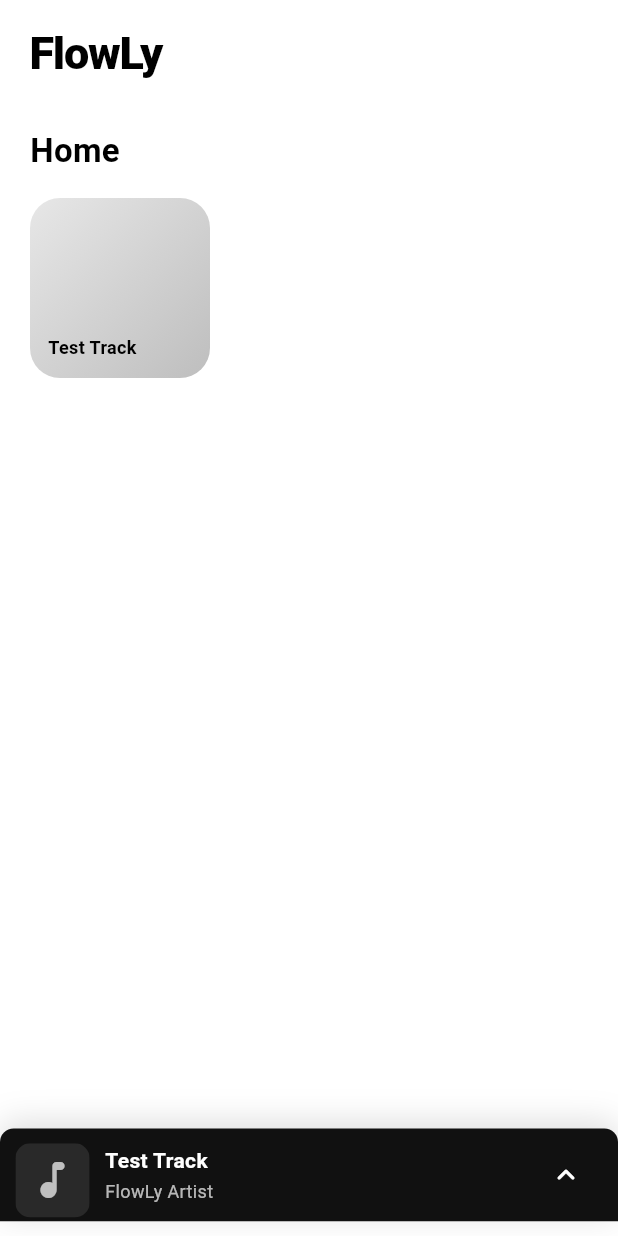
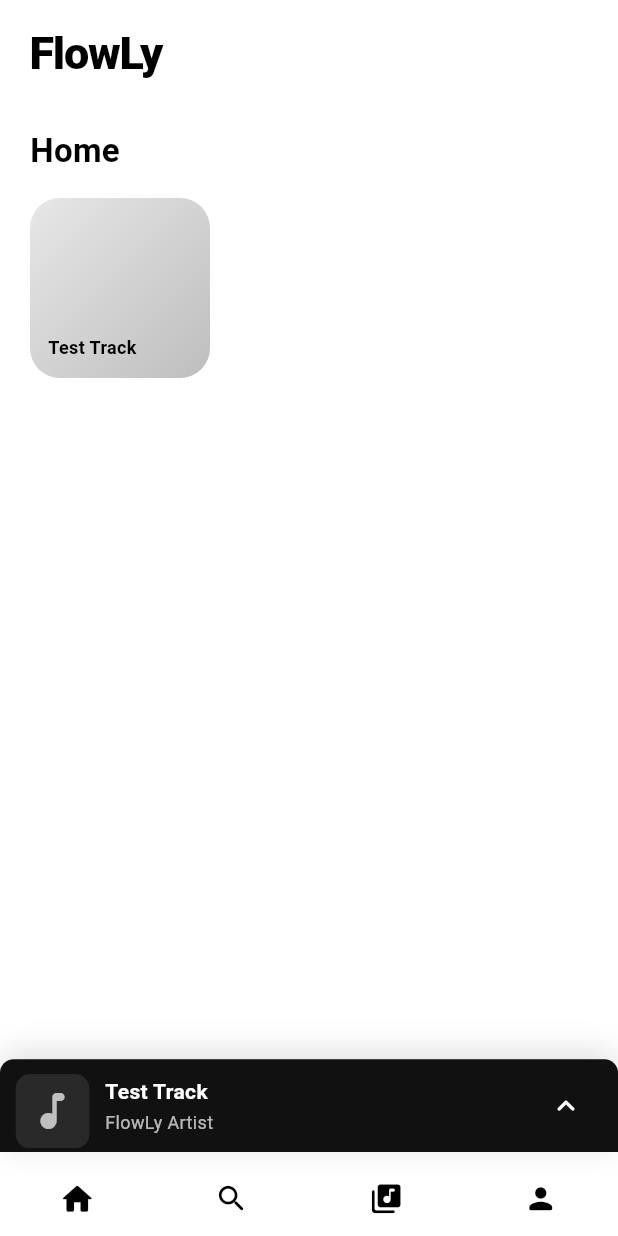
Before and after one commit to FrezzDEV/FlowLy-v1, a Flutter app: the screen it shows after launch, after a tap on "Test Track", on a phone screen of 412 x 824 dp. Run offline on Flutter 3.47's test engine with Material 3 defaults, Android fonts, the phone set to English and light mode, and no system bars.

```diff
--- a/lib/shared/widgets/draggable_view.dart
+++ b/lib/shared/widgets/draggable_view.dart
@@ -2,9 +2,16 @@ import 'package:flutter/material.dart';
 
 /// Responsive draggable player adapted from FrezzDEV/FlowLy.
 class DraggableView extends StatefulWidget {
-  const DraggableView({super.key, this.onOpenStateChanged});
+  const DraggableView({
+    super.key,
+    this.onOpenStateChanged,
+    this.onProgressChanged,
+    required this.mainBarHeight,
+  });
 
   final ValueChanged<bool>? onOpenStateChanged;
+  final ValueChanged<double>? onProgressChanged;
+  final double mainBarHeight;
 
   @override
   State<DraggableView> createState() => DraggableViewState();
@@ -14,7 +21,7 @@ class DraggableViewState extends State<DraggableView>
     with SingleTickerProviderStateMixin {
   static const double _miniFactor = 0.075;
   static const double _expandedFactor = 1.0;
-  static const double _miniLiftFactor = 0.012;
+  static const double _miniLiftFactor = 0.008;
   static const double _radiusFactor = 0.022;
   static const Duration _trackDuration = Duration(minutes: 3, seconds: 42);
 
@@ -24,13 +31,20 @@ class DraggableViewState extends State<DraggableView>
   @override
   void initState() {
     super.initState();
-    _progress = AnimationController(vsync: this, value: 0);
+    _progress = AnimationController(vsync: this, value: 0)
+      ..addListener(_notifyProgress);
+    widget.onProgressChanged?.call(0);
   }
 
   @override
   void dispose() {
+    _progress.removeListener(_notifyProgress);
     _progress.dispose();
     super.dispose();
+  }
+
+  void _notifyProgress() {
+    widget.onProgressChanged?.call(_progress.value);
   }
 
   Future<void> open() async {
@@ -38,7 +52,7 @@ class DraggableViewState extends State<DraggableView>
     widget.onOpenStateChanged?.call(true);
     await _progress.animateTo(
       1,
-      duration: const Duration(milliseconds: 260),
+      duration: const Duration(milliseconds: 320),
       curve: Curves.easeOutCubic,
     );
   }
@@ -47,7 +61,7 @@ class DraggableViewState extends State<DraggableView>
     if (!mounted) return;
     await _progress.animateTo(
       0,
-      duration: const Duration(milliseconds: 260),
+      duration: const Duration(milliseconds: 320),
       curve: Curves.easeOutCubic,
     );
     widget.onOpenStateChanged?.call(false);
@@ -57,8 +71,9 @@ class DraggableViewState extends State<DraggableView>
     final height = MediaQuery.sizeOf(context).height;
     final travel = height * (_expandedFactor - _miniFactor);
     if (travel <= 0) return;
-    _progress.value = (_progress.value - (details.primaryDelta ?? 0) / travel)
-        .clamp(0.0, 1.0);
+    _progress.value =
+        (_progress.value - (details.primaryDelta ?? 0) / travel)
+            .clamp(0.0, 1.0);
   }
 
   Future<void> _onDragEnd(DragEndDetails details) async {
@@ -66,6 +81,7 @@ class DraggableViewState extends State<DraggableView>
     final target = velocity.abs() > 600
         ? (velocity < 0 ? 1.0 : 0.0)
         : (_progress.value > 0.5 ? 1.0 : 0.0);
+
     if (target == 1) {
       await open();
     } else {
@@ -100,6 +116,7 @@ class DraggableViewState extends State<DraggableView>
             final t = _progress.value;
             final playerHeight = bodyHeight *
                 lerpDouble(_miniFactor, _expandedFactor, t);
+            final bottomGap = widget.mainBarHeight * (1 - t);
             final miniLift = bodyHeight * _miniLiftFactor * (1 - t);
             final radius = width * _radiusFactor * (1 - t);
             final artSize = lerpDouble(width * 0.12, width * 0.56, t);
@@ -119,7 +136,7 @@ class DraggableViewState extends State<DraggableView>
             return Align(
               alignment: Alignment.bottomCenter,
               child: Transform.translate(
-                offset: Offset(0, -miniLift),
+                offset: Offset(0, -(bottomGap + miniLift)),
                 child: GestureDetector(
                   behavior: HitTestBehavior.opaque,
                   onVerticalDragUpdate: _onDragUpdate,
@@ -299,7 +316,10 @@ class _ExpandedContent extends StatelessWidget {
         Text(
           'FlowLy Artist',
           textAlign: TextAlign.center,
-          style: TextStyle(color: Colors.white70, fontSize: width * 0.038),
+          style: TextStyle(
+            color: Colors.white70,
+            fontSize: width * 0.038,
+          ),
         ),
         SizedBox(height: width * 0.09),
         SliderTheme(
```
